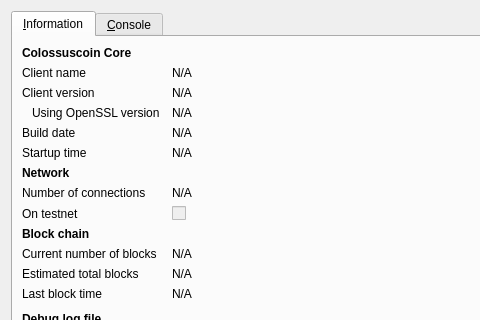
Qt form src/qt/forms/rpcconsole.ui (Crestington/Test7) before a commit; both pictures show x 0 to 480 and y 0 to 320 of the 740 by 450 pixel window.
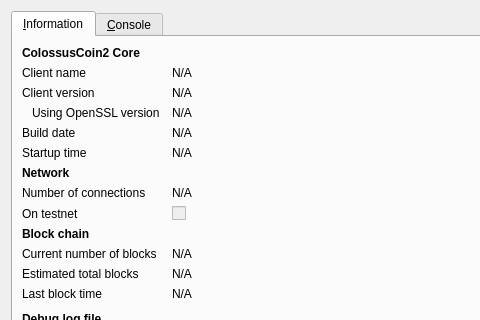
The same form after that commit. Icons and pictures are not drawn.

What changed in the file:
```diff
--- a/src/qt/forms/rpcconsole.ui
+++ b/src/qt/forms/rpcconsole.ui
@@ -36,7 +36,7 @@
           </font>
          </property>
          <property name="text">
-          <string>Colossuscoin Core</string>
+          <string>ColossusCoin2 Core</string>
          </property>
         </widget>
        </item>
```
Left out of the diff: 6 changed lines with no effect on the pictures.
